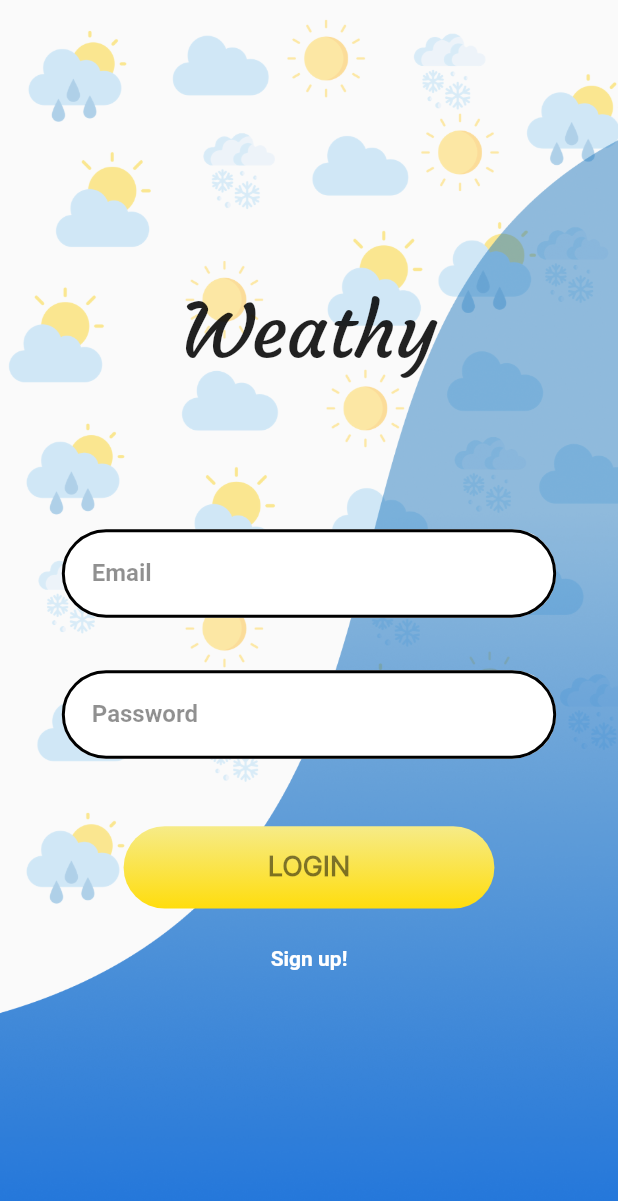
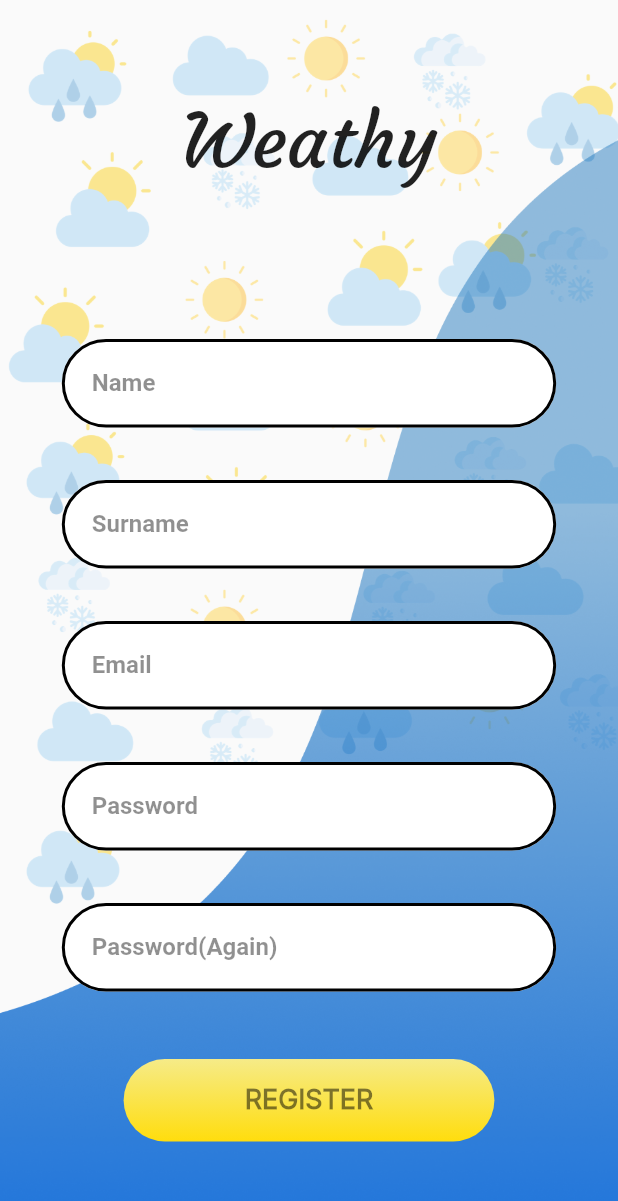
Before and after one commit to ishakcoban/weather-app-mobile, a Flutter app: the screen it shows after launch, on a phone screen of 412 x 824 dp. Shown: the top 1201 px of the screen. Run offline on Flutter 3.47's test engine with Material 2 defaults, Android fonts, the phone set to English and light mode, and no system bars; our stand-ins replace firebase_core; accounts and stored records are empty.

Commit message:
firebase bug fixed

```diff
--- a/lib/main.dart
+++ b/lib/main.dart
@@ -1,4 +1,5 @@
 import 'package:flutter/material.dart';
+import 'package:firebase_core/firebase_core.dart';
 import './screens/login.dart';
 import './screens/register.dart';
 import './screens/home.dart';
@@ -6,7 +7,6 @@ import './screens/profile.dart';
 import './screens/addClothes.dart';
 import './screens/clothes.dart';
 import './screens/weather.dart';
-import 'package:firebase_core/firebase_core.dart';
 
 Future main() async {
   WidgetsFlutterBinding.ensureInitialized();
@@ -17,7 +17,7 @@ Future main() async {
 class MyApp extends StatelessWidget {
   Widget build(BuildContext context) {
     return MaterialApp(
-      initialRoute: '/',
+      initialRoute: '/register',
       routes: {
         '/': (_) => Login(),
         '/register': (_) => Register(),
--- a/lib/screens/register.dart
+++ b/lib/screens/register.dart
@@ -10,6 +10,11 @@ class Register extends StatefulWidget {
 }
 
 class _RegisterState extends State<Register> {
+  final nameController = TextEditingController();
+  final surnameController = TextEditingController();
+  final emailController = TextEditingController();
+  final passwordController = TextEditingController();
+  final passwordAgainController = TextEditingController();
   late FocusNode myFocusNode = FocusNode();
 
   void initState() {
@@ -70,7 +75,39 @@ class _RegisterState extends State<Register> {
                                     width: 2, color: blackColor), //<-- SEE HERE
                               ),
                               border: OutlineInputBorder(),
-                              labelText: 'Username',
+                              labelText: 'Name',
+                              labelStyle: TextStyle(
+                                  fontWeight: myFocusNode.hasFocus
+                                      ? FontWeight.normal
+                                      : FontWeight.bold,
+                                  color: myFocusNode.hasFocus
+                                      ? blackColor
+                                      : Color.fromARGB(111, 0, 0, 0))),
+                        ),
+                      ),
+                      Container(
+                        margin: EdgeInsets.only(top: 35),
+                        child: TextField(
+                          obscureText: false,
+                          decoration: InputDecoration(
+                              filled: true,
+                              fillColor: whiteColor,
+                              contentPadding: EdgeInsets.only(
+                                  left: 20, top: 20, bottom: 20),
+                              focusedBorder: OutlineInputBorder(
+                                borderSide:
+                                    BorderSide(width: 2, color: Colors.black),
+                                borderRadius:
+                                    BorderRadius.all(Radius.circular(35)),
+                              ),
+                              enabledBorder: OutlineInputBorder(
+                                borderRadius:
+                                    BorderRadius.all(Radius.circular(35)),
+                                borderSide: BorderSide(
+                                    width: 2, color: blackColor), //<-- SEE HERE
+                              ),
+                              border: OutlineInputBorder(),
+                              labelText: 'Surname',
                               labelStyle: TextStyle(
                                   fontWeight: myFocusNode.hasFocus
                                       ? FontWeight.normal
```
Also changed, not shown: 1 other file.
